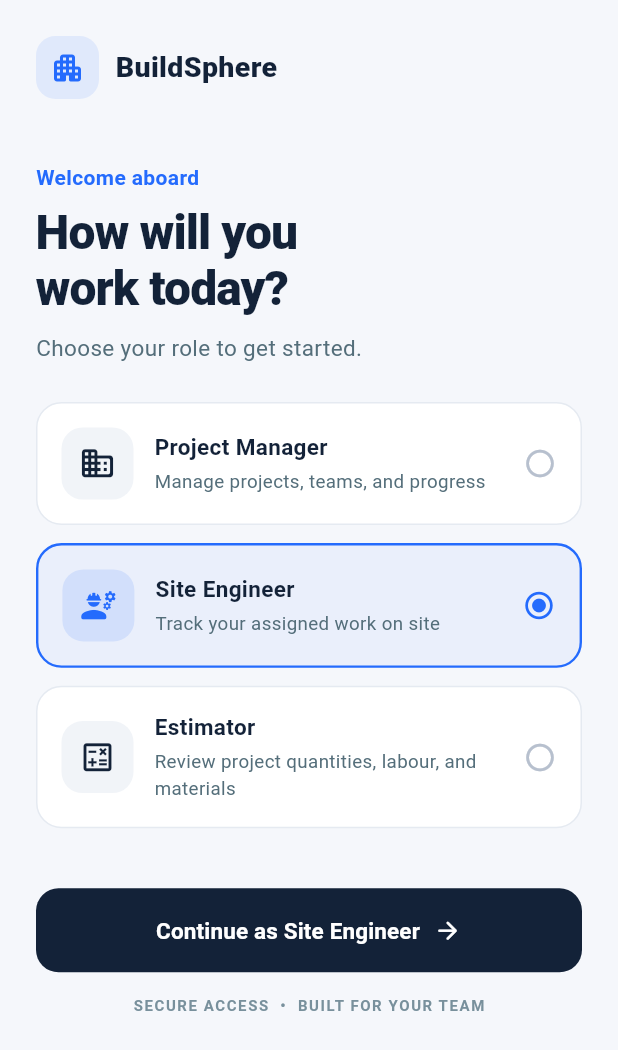
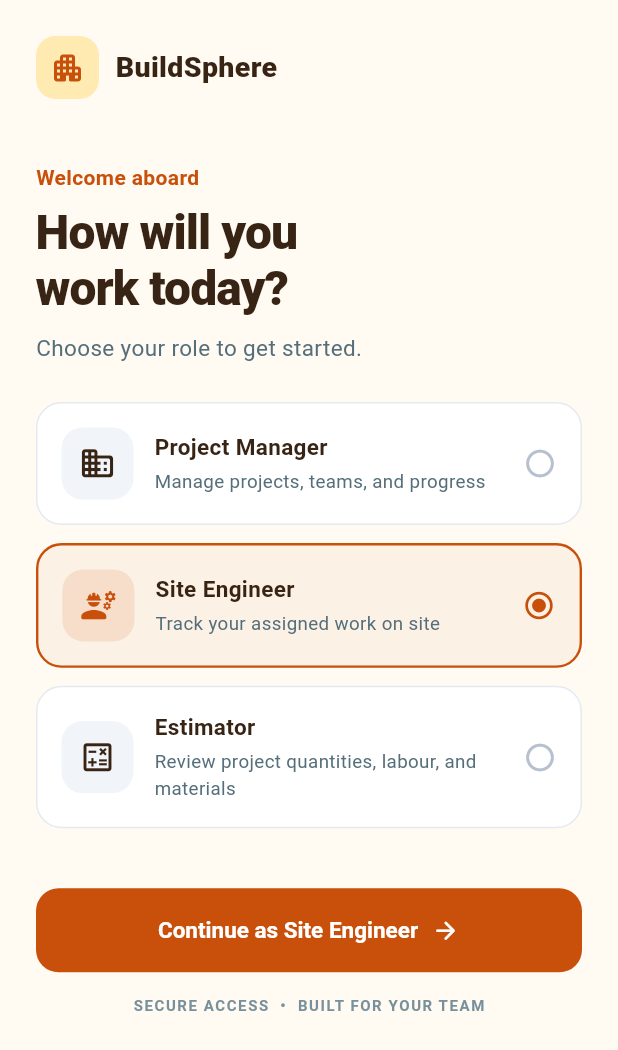
Before and after one commit to technovahub2025/bskapp, a Flutter app: the screen it shows after launch, after a tap on "Site Engineer", on a phone screen of 412 x 824 dp. Shown: the top 1050 px of the screen. Run offline on Flutter 3.47's test engine with Material 3 defaults, Android fonts, the phone set to English and light mode, and no system bars; our stand-ins replace flutter_secure_storage, image_picker; network calls fail.

Commit message:
Refactor app theme colors and enhance UI components for consistency across screens

```diff
--- a/lib/app/app_theme.dart
+++ b/lib/app/app_theme.dart
@@ -1,22 +1,65 @@
 import 'package:flutter/material.dart';
 
 class AppTheme {
-  static const navy = Color(0xFF132238);
-  static const blue = Color(0xFF246BFD);
-  static const canvas = Color(0xFFF5F7FB);
+  static const navy = Color(0xFF382414);
+  static const blue = Color(0xFFC8500B);
+  static const orange = Color(0xFFC8500B);
+  static const yellow = Color(0xFFFFC928);
+  static const canvas = Color(0xFFFFFAF2);
+  static const border = Color(0xFFF0E4D4);
 
   static ThemeData get light => ThemeData(
         useMaterial3: true,
         scaffoldBackgroundColor: canvas,
-        colorScheme: ColorScheme.fromSeed(seedColor: blue, primary: blue),
+        colorScheme: ColorScheme.fromSeed(seedColor: orange, primary: orange, secondary: yellow, surface: Colors.white),
         fontFamily: 'Roboto',
+        appBarTheme: const AppBarTheme(
+          backgroundColor: canvas,
+          foregroundColor: navy,
+          elevation: 0,
+          scrolledUnderElevation: 0,
+          titleTextStyle: TextStyle(color: navy, fontSize: 19, fontWeight: FontWeight.w800),
+        ),
+        tabBarTheme: const TabBarThemeData(
+          labelColor: orange,
+          unselectedLabelColor: Color(0xFF8A7866),
+          indicatorColor: orange,
+          indicatorSize: TabBarIndicatorSize.label,
+          labelStyle: TextStyle(fontWeight: FontWeight.w700),
+        ),
+        filledButtonTheme: FilledButtonThemeData(
+          style: FilledButton.styleFrom(
+            backgroundColor: orange,
+            foregroundColor: Colors.white,
+            minimumSize: const Size(48, 50),
+            shape: RoundedRectangleBorder(borderRadius: BorderRadius.circular(14)),
+            textStyle: const TextStyle(fontWeight: FontWeight.w700),
+          ),
+        ),
+        outlinedButtonTheme: OutlinedButtonThemeData(
+          style: OutlinedButton.styleFrom(
+            foregroundColor: orange,
+            side: const BorderSide(color: Color(0xFFFFD36A)),
+            shape: RoundedRectangleBorder(borderRadius: BorderRadius.circular(14)),
+            minimumSize: const Size(44, 46),
+          ),
+        ),
+        floatingActionButtonTheme: const FloatingActionButtonThemeData(
+          backgroundColor: yellow,
+          foregroundColor: navy,
+          elevation: 2,
+        ),
+        progressIndicatorTheme: const ProgressIndicatorThemeData(color: orange),
+        dividerColor: border,
         inputDecorationTheme: InputDecorationTheme(
           filled: true,
           fillColor: Colors.white,
           contentPadding: const EdgeInsets.symmetric(horizontal: 16, vertical: 17),
-          border: OutlineInputBorder(borderRadius: BorderRadius.circular(14), borderSide: const BorderSide(color: Color(0xFFE1E7F0))),
-          enabledBorder: OutlineInputBorder(borderRadius: BorderRadius.circular(14), borderSide: const BorderSide(color: Color(0xFFE1E7F0))),
-          focusedBorder: OutlineInputBorder(borderRadius: BorderRadius.circular(14), borderSide: const BorderSide(color: blue, width: 1.5)),
+          border: OutlineInputBorder(borderRadius: BorderRadius.circular(14), borderSide: const BorderSide(color: border)),
+          enabledBorder: OutlineInputBorder(borderRadius: BorderRadius.circular(14), borderSide: const BorderSide(color: border)),
+          focusedBorder: OutlineInputBorder(borderRadius: BorderRadius.circular(14), borderSide: const BorderSide(color: orange, width: 1.7)),
+          labelStyle: const TextStyle(color: Color(0xFF8A7866)),
+          prefixIconColor: orange,
         ),
       );
 }
--- a/lib/features/auth/presentation/role_selection_screen.dart
+++ b/lib/features/auth/presentation/role_selection_screen.dart
@@ -27,7 +27,7 @@ class _RoleSelectionScreenState extends State<RoleSelectionScreen> {
         padding: const EdgeInsets.fromLTRB(24, 24, 24, 20),
         child: ConstrainedBox(constraints: BoxConstraints(minHeight: constraints.maxHeight - 44), child: Column(crossAxisAlignment: CrossAxisAlignment.start, children: [
           Row(children: [
-            Container(width: 42, height: 42, decoration: BoxDecoration(color: AppTheme.blue.withValues(alpha: .1), borderRadius: BorderRadius.circular(13)), child: const Icon(Icons.apartment_rounded, color: AppTheme.blue)),
+            Container(width: 42, height: 42, decoration: BoxDecoration(color: AppTheme.yellow.withValues(alpha: .32), borderRadius: BorderRadius.circular(13)), child: const Icon(Icons.apartment_rounded, color: AppTheme.orange)),
             const SizedBox(width: 11), const Text('BuildSphere', style: TextStyle(fontSize: 19, fontWeight: FontWeight.w800, color: AppTheme.navy)),
           ]),
           const SizedBox(height: 42),
@@ -48,7 +48,7 @@ class _RoleSelectionScreenState extends State<RoleSelectionScreen> {
                 Navigator.of(context).push(MaterialPageRoute<void>(builder: (_) => SignInScreen(role: _selected, repository: widget.repository, projectRepository: widget.projectRepository)));
               }
             },
-            style: FilledButton.styleFrom(backgroundColor: AppTheme.navy, shape: RoundedRectangleBorder(borderRadius: BorderRadius.circular(15))),
+            style: FilledButton.styleFrom(backgroundColor: AppTheme.orange, shape: RoundedRectangleBorder(borderRadius: BorderRadius.circular(15))),
             child: Row(mainAxisAlignment: MainAxisAlignment.center, children: [Text(widget.hasSession && _selected == AppRole.projectManager ? 'Continue to dashboard' : 'Continue as ${_selected.label}', style: const TextStyle(fontSize: 15, fontWeight: FontWeight.w700)), const SizedBox(width: 9), const Icon(Icons.arrow_forward_rounded, size: 19)]),
           )),
           const SizedBox(height: 15),
--- a/lib/features/auth/presentation/sign_in_screen.dart
+++ b/lib/features/auth/presentation/sign_in_screen.dart
@@ -46,7 +46,7 @@ class _SignInScreenState extends State<SignInScreen> {
     const enabled = true;
     final isSiteEngineer = widget.role == AppRole.siteEngineer;
     return Scaffold(appBar: AppBar(backgroundColor: AppTheme.canvas, title: const Text('Sign in', style: TextStyle(fontWeight: FontWeight.w700, color: AppTheme.navy))), body: SafeArea(child: SingleChildScrollView(padding: const EdgeInsets.fromLTRB(24, 24, 24, 32), child: Form(key: _formKey, child: Column(crossAxisAlignment: CrossAxisAlignment.start, children: [
-      Container(width: 58, height: 58, decoration: BoxDecoration(color: AppTheme.blue.withValues(alpha: .1), borderRadius: BorderRadius.circular(18)), child: const Icon(Icons.lock_person_rounded, color: AppTheme.blue, size: 29)),
+      Container(width: 58, height: 58, decoration: BoxDecoration(color: AppTheme.yellow.withValues(alpha: .35), borderRadius: BorderRadius.circular(18)), child: const Icon(Icons.lock_person_rounded, color: AppTheme.orange, size: 29)),
       const SizedBox(height: 22), Text('${widget.role.label}\nsign in', style: const TextStyle(fontSize: 29, height: 1.15, fontWeight: FontWeight.w800, color: AppTheme.navy)),
       const SizedBox(height: 10), Text(enabled ? (isSiteEngineer ? 'Sign in with the name used for your project assignment.' : 'Use your registered phone number and password.') : 'This role’s sign-in endpoint has not been provided yet.', style: TextStyle(color: Colors.blueGrey.shade600, fontSize: 14)),
       if (!enabled) ...[
@@ -56,7 +56,7 @@ class _SignInScreenState extends State<SignInScreen> {
       TextFormField(controller: _nameOrPhone, enabled: enabled, keyboardType: isSiteEngineer ? TextInputType.name : TextInputType.phone, textInputAction: TextInputAction.next, decoration: InputDecoration(hintText: isSiteEngineer ? 'Enter your assigned name' : 'Enter your phone number', prefixIcon: Icon(isSiteEngineer ? Icons.person_outline_rounded : Icons.phone_iphone_rounded)), validator: (v) => v == null || v.trim().length < (isSiteEngineer ? 2 : 7) ? (isSiteEngineer ? 'Enter your name' : 'Enter a valid phone number') : null),
       const SizedBox(height: 19), const Text('PASSWORD', style: TextStyle(fontSize: 11, letterSpacing: 1, fontWeight: FontWeight.w800, color: AppTheme.navy)), const SizedBox(height: 9),
       TextFormField(controller: _password, enabled: enabled, obscureText: _obscure, textInputAction: TextInputAction.done, onFieldSubmitted: (_) => enabled ? _submit() : null, decoration: InputDecoration(hintText: 'Enter your password', prefixIcon: const Icon(Icons.key_rounded), suffixIcon: IconButton(onPressed: () => setState(() => _obscure = !_obscure), icon: Icon(_obscure ? Icons.visibility_off_outlined : Icons.visibility_outlined))), validator: (v) => v == null || v.isEmpty ? 'Enter your password' : null),
-      const SizedBox(height: 26), SizedBox(width: double.infinity, height: 55, child: FilledButton(onPressed: enabled && !_loading ? _submit : null, style: FilledButton.styleFrom(backgroundColor: AppTheme.navy, shape: RoundedRectangleBorder(borderRadius: BorderRadius.circular(15))), child: _loading ? const SizedBox(width: 21, height: 21, child: CircularProgressIndicator(strokeWidth: 2, color: Colors.white)) : const Text('Sign in', style: TextStyle(fontWeight: FontWeight.w700, fontSize: 15)))),
+      const SizedBox(height: 26), SizedBox(width: double.infinity, height: 55, child: FilledButton(onPressed: enabled && !_loading ? _submit : null, style: FilledButton.styleFrom(backgroundColor: AppTheme.orange, shape: RoundedRectangleBorder(borderRadius: BorderRadius.circular(15))), child: _loading ? const SizedBox(width: 21, height: 21, child: CircularProgressIndicator(strokeWidth: 2, color: Colors.white)) : const Text('Sign in', style: TextStyle(fontWeight: FontWeight.w700, fontSize: 15)))),
     ])))));
   }
 }
--- a/lib/features/auth/presentation/splash_screen.dart
+++ b/lib/features/auth/presentation/splash_screen.dart
@@ -38,13 +38,13 @@ class _SplashScreenState extends State<SplashScreen> {
         backgroundColor: AppTheme.navy,
         body: Center(
           child: Column(mainAxisSize: MainAxisSize.min, children: [
-            Container(width: 86, height: 86, decoration: BoxDecoration(color: Colors.white.withValues(alpha: .12), borderRadius: BorderRadius.circular(26)), child: const Icon(Icons.apartment_rounded, color: Colors.white, size: 45)),
+            Container(width: 86, height: 86, decoration: BoxDecoration(color: AppTheme.yellow, borderRadius: BorderRadius.circular(26)), child: const Icon(Icons.apartment_rounded, color: AppTheme.navy, size: 45)),
             const SizedBox(height: 20),
             const Text('BUILDSPHERE', style: TextStyle(color: Colors.white, fontWeight: FontWeight.w800, fontSize: 22, letterSpacing: 3)),
             const SizedBox(height: 8),
             Text('Build better, together.', style: TextStyle(color: Colors.white.withValues(alpha: .72), fontSize: 14)),
             const SizedBox(height: 36),
-            const SizedBox(width: 22, height: 22, child: CircularProgressIndicator(strokeWidth: 2, color: Colors.white70)),
+            const SizedBox(width: 22, height: 22, child: CircularProgressIndicator(strokeWidth: 2, color: AppTheme.yellow)),
           ]),
         ),
       );
--- a/lib/features/estimator/presentation/estimator_home.dart
+++ b/lib/features/estimator/presentation/estimator_home.dart
@@ -40,7 +40,7 @@ class _EstimatorHomeState extends State<EstimatorHome> {
           final projects = snapshot.data ?? const <Project>[];
           if (projects.isEmpty) return _message('No projects found.');
           return RefreshIndicator(onRefresh: () async { setState(() { _projects = _loadProjects(); }); }, child: ListView(padding: const EdgeInsets.fromLTRB(20, 8, 20, 24), children: [
-            ...projects.map((project) => Card(color: Colors.white, elevation: 0, margin: const EdgeInsets.only(bottom: 12), shape: RoundedRectangleBorder(borderRadius: BorderRadius.circular(16), side: const BorderSide(color: Color(0xFFE7EBF1))), child: ListTile(
+            ...projects.map((project) => Card(color: Colors.white, elevation: 0, margin: const EdgeInsets.only(bottom: 12), shape: RoundedRectangleBorder(borderRadius: BorderRadius.circular(16), side: const BorderSide(color: AppTheme.border)), child: ListTile(
               contentPadding: const EdgeInsets.all(15),
               title: Text(project.title.isEmpty ? project.projectName : project.title, style: const TextStyle(fontWeight: FontWeight.w800, color: AppTheme.navy)),
               subtitle: Padding(padding: const EdgeInsets.only(top: 6), child: Text('${project.description}\n${project.siteEngineer == null ? 'No engineer assigned' : 'Site Engineer: ${project.siteEngineer}'}${project.workflowStatus?.isNotEmpty == true ? '\nWorkflow: ${project.workflowStatus}' : ''}', maxLines: 4, overflow: TextOverflow.ellipsis)),
--- a/lib/features/projects/presentation/projects_screen.dart
+++ b/lib/features/projects/presentation/projects_screen.dart
@@ -140,7 +140,7 @@ class _ProjectsScreenState extends State<ProjectsScreen> {
         body: RefreshIndicator(onRefresh: _refresh, child: ListView(padding: const EdgeInsets.fromLTRB(20, 8, 20, 100), children: [
           Text('PROJECT OVERVIEW', style: TextStyle(fontSize: 11, letterSpacing: 1.1, color: Colors.blueGrey.shade500, fontWeight: FontWeight.w800)),
           const SizedBox(height: 12),
-          Row(children: [Expanded(child: _stat('Total', _counts.total, Icons.apartment_rounded, AppTheme.blue)), const SizedBox(width: 10), Expanded(child: _stat('Assigned', _counts.assigned, Icons.assignment_turned_in_rounded, const Color(0xFF15956B))), const SizedBox(width: 10), Expanded(child: _stat('Open', _counts.unassigned, Icons.pending_actions_rounded, const Color(0xFFE09A27)))]),
+          Row(children: [Expanded(child: _stat('Total', _counts.total, Icons.apartment_rounded, AppTheme.orange)), const SizedBox(width: 10), Expanded(child: _stat('Assigned', _counts.assigned, Icons.assignment_turned_in_rounded, const Color(0xFF15956B))), const SizedBox(width: 10), Expanded(child: _stat('Open', _counts.unassigned, Icons.pending_actions_rounded, const Color(0xFFE09A27)))]),
           const SizedBox(height: 27),
           Row(children: [const Expanded(child: Text('Project list', style: TextStyle(fontSize: 19, fontWeight: FontWeight.w800, color: AppTheme.navy))), FilterChip(label: Text(_assignedOnly ? 'Assigned' : 'All projects'), selected: _assignedOnly, onSelected: (value) { setState(() => _assignedOnly = value); _refresh(); })]),
           if (_assignedOnly) ...[
@@ -154,9 +154,9 @@ class _ProjectsScreenState extends State<ProjectsScreen> {
         ])),
       );
 
-  Widget _stat(String label, int value, IconData icon, Color color) => Container(padding: const EdgeInsets.all(12), decoration: BoxDecoration(color: Colors.white, borderRadius: BorderRadius.circular(16), border: Border.all(color: const Color(0xFFE8ECF2))), child: Column(crossAxisAlignment: CrossAxisAlignment.start, children: [Icon(icon, color: color, size: 20), const SizedBox(height: 12), Text('$value', style: const TextStyle(fontSize: 21, fontWeight: FontWeight.w800, color: AppTheme.navy)), Text(label, maxLines: 1, overflow: TextOverflow.ellipsis, style: TextStyle(fontSize: 11, color: Colors.blueGrey.shade600))]));
+  Widget _stat(String label, int value, IconData icon, Color color) => Container(padding: const EdgeInsets.all(12), decoration: BoxDecoration(color: Colors.white, borderRadius: BorderRadius.circular(16), border: Border.all(color: AppTheme.border)), child: Column(crossAxisAlignment: CrossAxisAlignment.start, children: [Icon(icon, color: color, size: 20), const SizedBox(height: 12), Text('$value', style: const TextStyle(fontSize: 21, fontWeight: FontWeight.w800, color: AppTheme.navy)), Text(label, maxLines: 1, overflow: TextOverflow.ellipsis, style: TextStyle(fontSize: 11, color: Colors.blueGrey.shade600))]));
 
-  Widget _projectCard(Project project) => Card(color: Colors.white, elevation: 0, margin: const EdgeInsets.only(bottom: 11), shape: RoundedRectangleBorder(borderRadius: BorderRadius.circular(16), side: const BorderSide(color: Color(0xFFE8ECF2))), child: Padding(padding: const EdgeInsets.all(15), child: Column(crossAxisAlignment: CrossAxisAlignment.start, children: [
+  Widget _projectCard(Project project) => Card(color: Colors.white, elevation: 0, margin: const EdgeInsets.only(bottom: 11), shape: RoundedRectangleBorder(borderRadius: BorderRadius.circular(16), side: const BorderSide(color: AppTheme.border)), child: Padding(padding: const EdgeInsets.all(15), child: Column(crossAxisAlignment: CrossAxisAlignment.start, children: [
     Row(children: [Expanded(child: Text(project.title.isEmpty ? project.projectName : project.title, style: const TextStyle(fontWeight: FontWeight.w800, fontSize: 16, color: AppTheme.navy))), PopupMenuButton<String>(onSelected: (value) => value == 'edit' ? _editProject(project) : _assignProject(project), itemBuilder: (_) => const [PopupMenuItem(value: 'edit', child: Text('Edit details')), PopupMenuItem(value: 'assign', child: Text('Assign engineer'))])]),
     if (project.projectName.isNotEmpty && project.projectName != project.title) Text(project.projectName, style: TextStyle(color: Colors.blueGrey.shade500, fontSize: 12)),
     if (project.workflowStatus?.isNotEmpty == true) ...[
--- a/lib/features/site_engineer/presentation/site_engineer_home.dart
+++ b/lib/features/site_engineer/presentation/site_engineer_home.dart
@@ -65,7 +65,7 @@ class _SiteEngineerHomeState extends State<SiteEngineerHome> {
             const SizedBox(height: 5), Text('Your assigned projects', style: TextStyle(color: Colors.blueGrey.shade600)),
             const SizedBox(height: 20),
             if (projects.isEmpty) _message('No projects are assigned to you yet.')
-            else ...projects.map((project) => Card(color: Colors.white, elevation: 0, margin: const EdgeInsets.only(bottom: 12), shape: RoundedRectangleBorder(borderRadius: BorderRadius.circular(16), side: const BorderSide(color: Color(0xFFE8ECF2))), child: Padding(padding: const EdgeInsets.all(16), child: Column(crossAxisAlignment: CrossAxisAlignment.start, children: [
+            else ...projects.map((project) => Card(color: Colors.white, elevation: 0, margin: const EdgeInsets.only(bottom: 12), shape: RoundedRectangleBorder(borderRadius: BorderRadius.circular(16), side: const BorderSide(color: AppTheme.border)), child: Padding(padding: const EdgeInsets.all(16), child: Column(crossAxisAlignment: CrossAxisAlignment.start, children: [
               Text(project.title.isEmpty ? project.projectName : project.title, style: const TextStyle(fontSize: 16, fontWeight: FontWeight.w800, color: AppTheme.navy)),
               const SizedBox(height: 6), Text(project.description, style: TextStyle(color: Colors.blueGrey.shade600)),
               const SizedBox(height: 14), SizedBox(width: double.infinity, child: FilledButton.icon(onPressed: () => Navigator.of(context).push(MaterialPageRoute<void>(builder: (_) => SiteProjectWorkflowScreen(project: project, siteEngineer: name, repository: _workflow))), icon: const Icon(Icons.assignment_outlined), label: const Text('Open reports'))),
```
